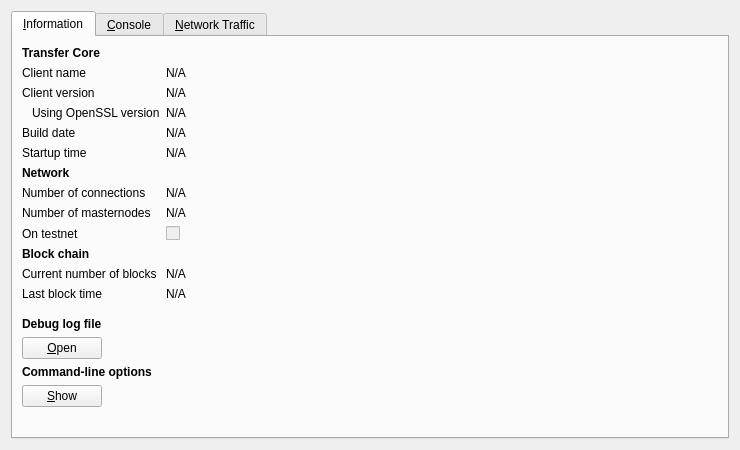
Above: src/qt/forms/rpcconsole.ui from transferdev/Transfercoin before the change. Below: the same form after it.
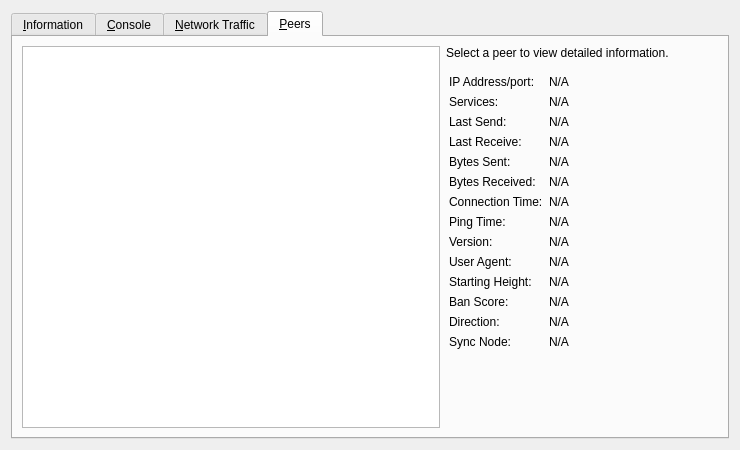
That is the form after the change. The open tabs and pages were chosen to show the change. Icons and pictures are not drawn. Custom widgets are drawn as their Qt base class.

Commit message:
Qt: Add GUI view of peer information. #4133
https://github.com/jonasschnelli/bitcoin/commit/65f78a111ff52c2212cc0a423662e7a41d1206dd

Patch:
```diff
--- a/src/qt/forms/rpcconsole.ui
+++ b/src/qt/forms/rpcconsole.ui
@@ -724,6 +724,281 @@
        </item>
       </layout>
      </widget>
+     <widget class="QWidget" name="tab_peers">
+      <attribute name="title">
+       <string>&amp;Peers</string>
+      </attribute>
+      <layout class="QGridLayout" name="gridLayout_2">
+       <item row="0" column="1">
+        <widget class="QLabel" name="peerHeading">
+         <property name="sizePolicy">
+          <sizepolicy hsizetype="Preferred" vsizetype="Minimum">
+           <horstretch>0</horstretch>
+           <verstretch>0</verstretch>
+          </sizepolicy>
+         </property>
+         <property name="text">
+          <string>Select a peer to view detailed information.</string>
+         </property>
+         <property name="margin">
+          <number>3</number>
+         </property>
+        </widget>
+       </item>
+       <item row="0" column="0" rowspan="2">
+        <widget class="QTableView" name="peerWidget">
+         <property name="sizePolicy">
+          <sizepolicy hsizetype="Expanding" vsizetype="Expanding">
+           <horstretch>0</horstretch>
+           <verstretch>0</verstretch>
+          </sizepolicy>
+         </property>
+         <property name="horizontalScrollBarPolicy">
+          <enum>Qt::ScrollBarAlwaysOff</enum>
+         </property>
+         <property name="editTriggers">
+          <set>QAbstractItemView::AnyKeyPressed|QAbstractItemView::DoubleClicked|QAbstractItemView::EditKeyPressed</set>
+         </property>
+         <property name="sortingEnabled">
+          <bool>true</bool>
+         </property>
+        </widget>
+       </item>
+       <item row="1" column="1">
+        <widget class="QWidget" name="detailWidget" native="true">
+         <property name="sizePolicy">
+          <sizepolicy hsizetype="Preferred" vsizetype="Expanding">
+           <horstretch>0</horstretch>
+           <verstretch>0</verstretch>
+          </sizepolicy>
+         </property>
+         <layout class="QGridLayout" name="gridLayout_3">
+          <property name="leftMargin">
+           <number>3</number>
+          </property>
+          <item row="12" column="0">
+           <widget class="QLabel" name="label_21">
+            <property name="text">
+             <string>Version:</string>
+            </property>
+           </widget>
+          </item>
+          <item row="11" column="1">
+           <widget class="QLabel" name="peerPingTime">
+            <property name="text">
+             <string>N/A</string>
+            </property>
+           </widget>
+          </item>
+          <item row="5" column="0">
+           <widget class="QLabel" name="label_19">
+            <property name="text">
+             <string>Last Receive:</string>
+            </property>
+           </widget>
+          </item>
+          <item row="14" column="0">
+           <widget class="QLabel" name="label_28">
+            <property name="text">
+             <string>User Agent:</string>
+            </property>
+           </widget>
+          </item>
+          <item row="12" column="1">
+           <widget class="QLabel" name="peerVersion">
+            <property name="text">
+             <string>N/A</string>
+            </property>
+           </widget>
+          </item>
+          <item row="8" column="1">
+           <widget class="QLabel" name="peerConnTime">
+            <property name="minimumSize">
+             <size>
+              <width>160</width>
+              <height>0</height>
+             </size>
+            </property>
+            <property name="text">
+             <string>N/A</string>
+            </property>
+           </widget>
+          </item>
+          <item row="11" column="0">
+           <widget class="QLabel" name="label_26">
+            <property name="text">
+             <string>Ping Time:</string>
+            </property>
+           </widget>
+          </item>
+          <item row="5" column="1">
+           <widget class="QLabel" name="peerLastRecv">
+            <property name="sizePolicy">
+             <sizepolicy hsizetype="Preferred" vsizetype="Preferred">
+              <horstretch>0</horstretch>
+              <verstretch>0</verstretch>
+             </sizepolicy>
+            </property>
+            <property name="text">
+             <string>N/A</string>
+            </property>
+           </widget>
+          </item>
+          <item row="8" column="0">
+           <widget class="QLabel" name="label_22">
+            <property name="text">
+             <string>Connection Time:</string>
+            </property>
+           </widget>
+          </item>
+          <item row="6" column="1">
+           <widget class="QLabel" name="peerBytesSent">
+            <property name="text">
+             <string>N/A</string>
+            </property>
+           </widget>
+          </item>
+          <item row="14" column="1">
+           <widget class="QLabel" name="peerSubversion">
+            <property name="text">
+             <string>N/A</string>
+            </property>
+           </widget>
+          </item>
+          <item row="15" column="0">
+           <widget class="QLabel" name="label_29">
+            <property name="text">
+             <string>Starting Height:</string>
+            </property>
+           </widget>
+          </item>
+          <item row="7" column="1">
+           <widget class="QLabel" name="peerBytesRecv">
+            <property name="text">
+             <string>N/A</string>
+            </property>
+           </widget>
+          </item>
+          <item row="6" column="0">
+           <widget class="QLabel" name="label_18">
+            <property name="text">
+             <string>Bytes Sent:</string>
+            </property>
+           </widget>
+          </item>
+          <item row="7" column="0">
+           <widget class="QLabel" name="label_20">
+            <property name="text">
+             <string>Bytes Received:</string>
+            </property>
+           </widget>
+          </item>
+          <item row="15" column="1">
+           <widget class="QLabel" name="peerHeight">
+            <property name="text">
+             <string>N/A</string>
+            </property>
+           </widget>
+          </item>
+          <item row="16" column="0">
+           <widget class="QLabel" name="label_24">
+            <property name="text">
+             <string>Ban Score:</string>
+            </property>
+           </widget>
+          </item>
+          <item row="16" column="1">
+           <widget class="QLabel" name="peerBanScore">
+            <property name="text">
+             <string>N/A</string>
+            </property>
+           </widget>
+          </item>
+          <item row="17" column="0">
+           <widget class="QLabel" name="label_23">
+            <property name="text">
+             <string>Direction:</string>
+            </property>
+           </widget>
+          </item>
+          <item row="17" column="1">
+           <widget class="QLabel" name="peerDirection">
+            <property name="text">
+             <string>N/A</string>
+            </property>
+           </widget>
+          </item>
+          <item row="19" column="0">
+           <widget class="QLabel" name="label_25">
+            <property name="text">
+             <string>Sync Node:</string>
+            </property>
+           </widget>
+          </item>
+          <item row="19" column="1">
+           <widget class="QLabel" name="peerSyncNode">
+            <property name="text">
+             <string>N/A</string>
+            </property>
+           </widget>
+          </item>
+          <item row="3" column="0">
+           <widget class="QLabel" name="label_15">
+            <property name="text">
+             <string>Last Send:</string>
+            </property>
+           </widget>
+          </item>
+          <item row="2" column="0">
+           <widget class="QLabel" name="label_4">
+            <property name="text">
+             <string>Services:</string>
+            </property>
+           </widget>
+          </item>
+          <item row="1" column="0">
+           <widget class="QLabel" name="label_27">
+            <property name="text">
+             <string>IP Address/port:</string>
+            </property>
+           </widget>
+          </item>
+          <item row="3" column="1">
+           <widget class="QLabel" name="peerLastSend">
+            <property name="text">
+             <string>N/A</string>
+            </property>
+           </widget>
+          </item>
+          <item row="2" column="1">
+           <widget class="QLabel" name="peerServices">
+            <property name="text">
+             <string>N/A</string>
+            </property>
+           </widget>
+          </item>
+          <item row="1" column="1">
+           <widget class="QLabel" name="peerAddr">
+            <property name="text">
+             <string>N/A</string>
+            </property>
+           </widget>
+          </item>
+          <item row="20" column="0">
+           <widget class="QWidget" name="widget" native="true">
+            <property name="sizePolicy">
+             <sizepolicy hsizetype="Preferred" vsizetype="Expanding">
+              <horstretch>0</horstretch>
+              <verstretch>0</verstretch>
+             </sizepolicy>
+            </property>
+           </widget>
+          </item>
+         </layout>
+        </widget>
+       </item>
+      </layout>
+     </widget>
     </widget>
    </item>
   </layout>
```
The commit also changes 9 other files.
